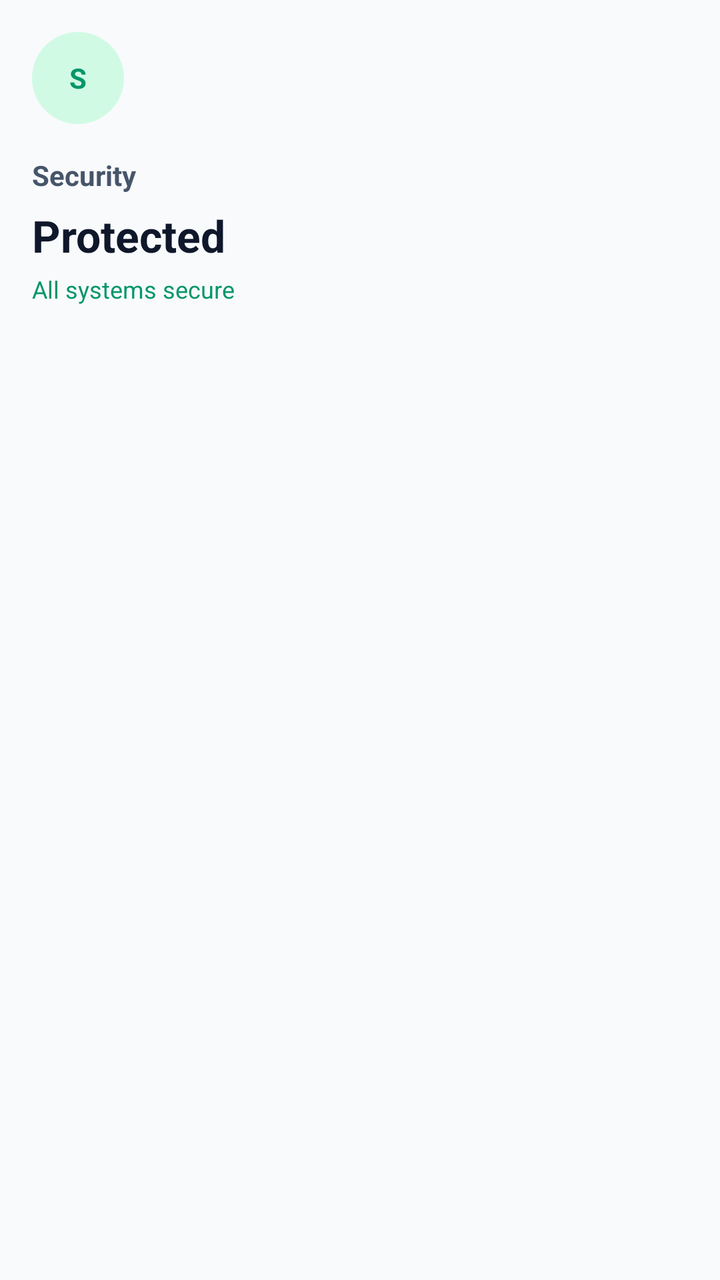
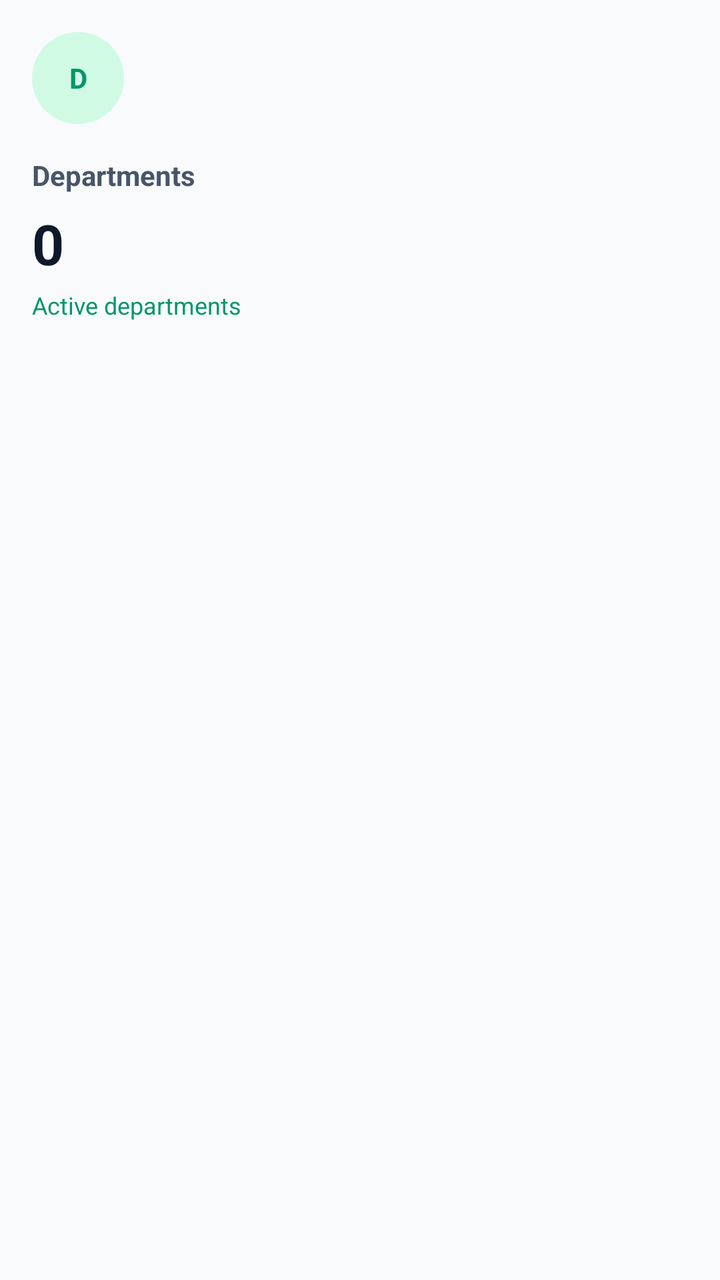

Two renders of the same Android screen: before a commit and after it. Below are the layout's source before the change and the commit's diff.
<!-- AndroidManifest.xml: application theme Theme.VirtualLabAdmin -->
<!-- res/layout/item_dashboard_security.xml -->
<?xml version="1.0" encoding="utf-8"?>
<LinearLayout xmlns:android="http://schemas.android.com/apk/res/android"
    android:layout_width="match_parent"
    android:layout_height="wrap_content"
    android:orientation="vertical"
    android:padding="@dimen/space_md">

    <TextView
        android:layout_width="46dp"
        android:layout_height="46dp"
        android:background="@drawable/bg_chip_green_soft"
        android:gravity="center"
        android:text="S"
        android:textColor="@color/success"
        android:textStyle="bold" />

    <TextView
        android:layout_width="wrap_content"
        android:layout_height="wrap_content"
        android:layout_marginTop="@dimen/space_md"
        android:text="Security"
        android:textColor="@color/text_muted"
        android:textStyle="bold" />

    <TextView
        android:id="@+id/statDepartments"
        android:layout_width="wrap_content"
        android:layout_height="wrap_content"
        android:layout_marginTop="6dp"
        android:text="Protected"
        android:textColor="@color/text_primary"
        android:textSize="22sp"
        android:textStyle="bold" />

    <TextView
        android:layout_width="wrap_content"
        android:layout_height="wrap_content"
        android:layout_marginTop="4dp"
        android:text="All systems secure"
        android:textColor="@color/success"
        android:textSize="12sp" />
</LinearLayout>
<!-- resources referenced by this layout -->
<resources>
  <color name="success">#059669</color>
  <color name="text_muted">#475569</color>
  <color name="text_primary">#0F172A</color>
  <dimen name="space_md">16dp</dimen>
  <!-- drawable bg_chip_green_soft (drawable) -->
  <?xml version="1.0" encoding="utf-8"?>
  <shape xmlns:android="http://schemas.android.com/apk/res/android">
      <corners android:radius="999dp" />
      <solid android:color="@color/chip_green_bg" />
  </shape>
  <style name="Theme.VirtualLabAdmin" parent="Theme.Material3.Light.NoActionBar">
          <item name="colorPrimary">@color/brand</item>
          <item name="colorSecondary">@color/brand</item>
          <item name="colorSurface">@color/bg_surface</item>
          <item name="colorOnSurface">@color/text_primary</item>
          <item name="colorOutline">@color/stroke</item>
  
          <item name="android:windowBackground">@color/bg_dark</item>
          <item name="android:colorBackground">@color/bg_dark</item>
          <item name="android:textColorPrimary">@color/text_primary</item>
          <item name="android:textColorSecondary">@color/text_muted</item>
  
          <item name="materialButtonStyle">@style/Widget.VirtualLab.Button</item>
          <item name="textInputStyle">@style/Widget.VirtualLab.TextInputLayout.Outlined</item>
          <item name="materialCardViewStyle">@style/Widget.VirtualLab.Card</item>
  
          <item name="android:statusBarColor" tools:targetApi="l">@android:color/transparent</item>
          <item name="android:navigationBarColor" tools:targetApi="l">@android:color/transparent</item>
          <item name="android:windowLightStatusBar" tools:targetApi="m">true</item>
          <item name="android:windowLightNavigationBar" tools:targetApi="o">true</item>
      </style>
  <color name="chip_green_bg">#D1FAE5</color>
  <color name="brand">#4F46E5</color>
  <color name="bg_surface">#FFFFFF</color>
  <color name="stroke">#E2E8F0</color>
  <color name="bg_dark">#F8FAFC</color>
  <style name="Widget.VirtualLab.Button" parent="Widget.Material3.Button">
          <item name="android:textAllCaps">false</item>
          <item name="android:insetLeft">0dp</item>
          <item name="android:insetRight">0dp</item>
          <item name="android:insetTop">0dp</item>
          <item name="android:insetBottom">0dp</item>
          <item name="android:minHeight">@dimen/btn_h</item>
          <item name="cornerRadius">@dimen/radius_lg</item>
          <item name="android:letterSpacing">0</item>
          <item name="elevation">0dp</item>
      </style>
  <style name="Widget.VirtualLab.TextInputLayout.Outlined" parent="Widget.Material3.TextInputLayout.OutlinedBox">
          <item name="boxStrokeColor">@color/stroke</item>
          <item name="hintTextColor">@color/text_muted</item>
          <item name="boxStrokeWidth">1dp</item>
          <item name="boxStrokeWidthFocused">2dp</item>
          <item name="boxCornerRadiusTopStart">@dimen/radius_lg</item>
          <item name="boxCornerRadiusTopEnd">@dimen/radius_lg</item>
          <item name="boxCornerRadiusBottomStart">@dimen/radius_lg</item>
          <item name="boxCornerRadiusBottomEnd">@dimen/radius_lg</item>
          <item name="boxBackgroundColor">@android:color/white</item>
      </style>
  <style name="Widget.VirtualLab.Card" parent="Widget.Material3.CardView.Outlined">
          <item name="cardBackgroundColor">@color/bg_surface</item>
          <item name="strokeColor">@color/stroke</item>
          <item name="strokeWidth">1dp</item>
          <item name="cardCornerRadius">@dimen/radius_lg</item>
          <item name="cardElevation">2dp</item>
          <item name="cardUseCompatPadding">true</item>
      </style>
  <dimen name="btn_h">54dp</dimen>
  <dimen name="radius_lg">22dp</dimen>
</resources>

<!-- the commit's change to res/layout/item_dashboard_security.xml (unified diff, before → after) -->
@@ -1,4 +1,4 @@
-<?xml version="1.0" encoding="utf-8"?>
+﻿<?xml version="1.0" encoding="utf-8"?>
 <LinearLayout xmlns:android="http://schemas.android.com/apk/res/android"
     android:layout_width="match_parent"
     android:layout_height="wrap_content"
@@ -10,7 +10,7 @@
         android:layout_height="46dp"
         android:background="@drawable/bg_chip_green_soft"
         android:gravity="center"
-        android:text="S"
+        android:text="D"
         android:textColor="@color/success"
         android:textStyle="bold" />
 
@@ -18,7 +18,7 @@
         android:layout_width="wrap_content"
         android:layout_height="wrap_content"
         android:layout_marginTop="@dimen/space_md"
-        android:text="Security"
+        android:text="Departments"
         android:textColor="@color/text_muted"
         android:textStyle="bold" />
 
@@ -27,16 +27,16 @@
         android:layout_width="wrap_content"
         android:layout_height="wrap_content"
         android:layout_marginTop="6dp"
-        android:text="Protected"
+        android:text="0"
         android:textColor="@color/text_primary"
-        android:textSize="22sp"
+        android:textSize="28sp"
         android:textStyle="bold" />
 
     <TextView
         android:layout_width="wrap_content"
         android:layout_height="wrap_content"
         android:layout_marginTop="4dp"
-        android:text="All systems secure"
+        android:text="Active departments"
         android:textColor="@color/success"
         android:textSize="12sp" />
 </LinearLayout>
